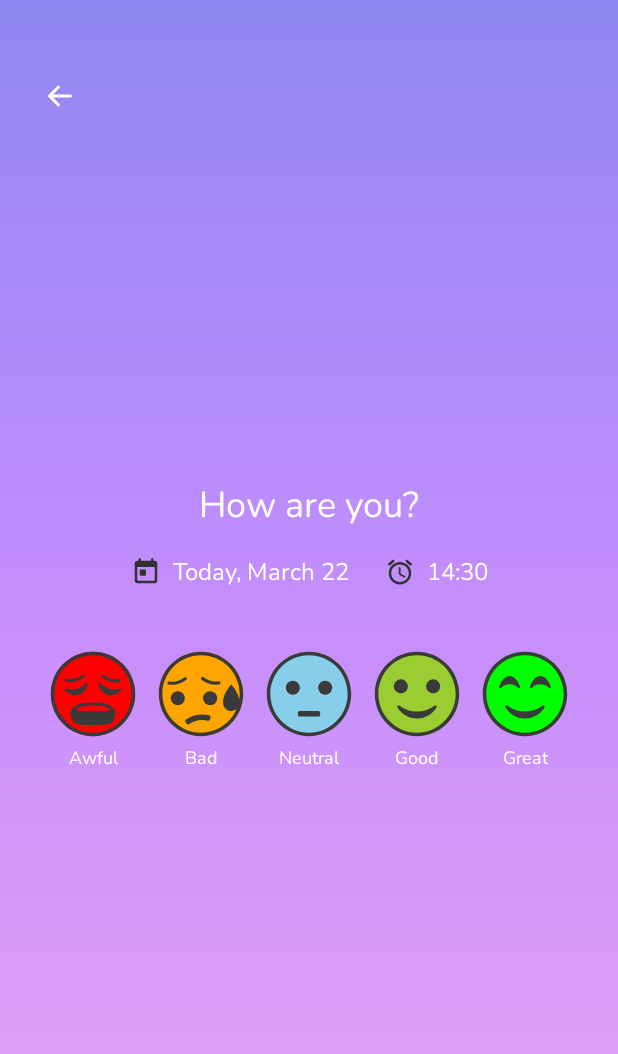
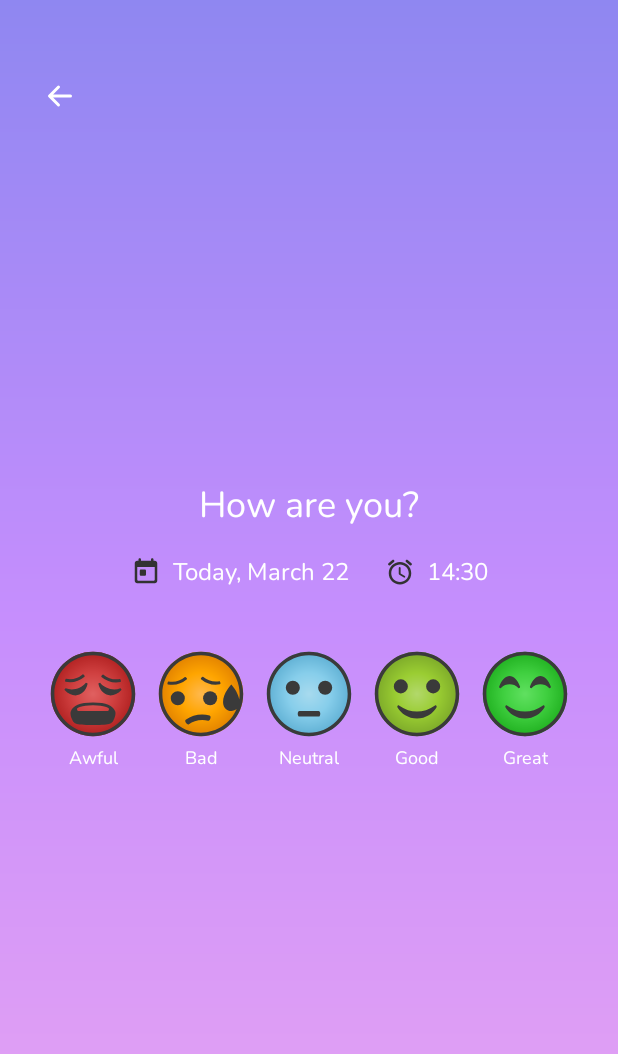
Before and after one commit to whoisridze/MoodTracker, an Android app: the LogMoodFragment screen opened through its navigation route, on a phone screen of 412 x 824 dp. Shown: the top 1054 px of the screen. Run offline under Robolectric (Android 15) with nearby library versions, the phone set to English and light mode, and no system bars; our stand-ins replace navigation-ui; 3 statements that could not run were skipped.

Commit message:
style(ui): improve mood icons with softer colors and radial gradients

```diff
--- a/app/src/main/res/drawable/ic_mood_awful.xml
+++ b/app/src/main/res/drawable/ic_mood_awful.xml
@@ -1,19 +1,30 @@
 <vector xmlns:android="http://schemas.android.com/apk/res/android"
     xmlns:tools="http://schemas.android.com/tools"
+    xmlns:aapt="http://schemas.android.com/aapt"
     android:width="40dp"
     android:height="40dp"
     android:viewportWidth="64"
     android:viewportHeight="64">
 
   <path
-      android:fillColor="#FF0000"
       android:pathData="
             M32,2
             C15.43,2 2,15.43 2,32
             s13.43,30 30,30
             30,-13.43 30,-30
             S48.57,2 32,2
-            Z" />
+            Z">
+    <aapt:attr name="android:fillColor">
+      <gradient
+          android:type="radial"
+          android:centerX="32"
+          android:centerY="32"
+          android:gradientRadius="30"
+          android:startColor="#E06060"
+          android:centerColor="#D04040"
+          android:endColor="#B02020" />
+    </aapt:attr>
+  </path>
 
   <path
       android:fillColor="#3a3a3a"
--- a/app/src/main/res/drawable/ic_mood_bad.xml
+++ b/app/src/main/res/drawable/ic_mood_bad.xml
@@ -1,18 +1,29 @@
 <vector xmlns:android="http://schemas.android.com/apk/res/android"
+    xmlns:aapt="http://schemas.android.com/aapt"
     android:width="40dp"
     android:height="40dp"
     android:viewportWidth="64"
     android:viewportHeight="64">
 
   <path
-      android:fillColor="#FFA500"
       android:pathData="
             M32,2
             C15.428,2 2,15.428 2,32
             C2,48.572 15.428,62 32,62
             C48.572,62 62,48.572 62,32
             C62,15.428 48.572,2 32,2
-            Z" />
+            Z">
+    <aapt:attr name="android:fillColor">
+      <gradient
+          android:type="radial"
+          android:centerX="32"
+          android:centerY="32"
+          android:gradientRadius="30"
+          android:startColor="#FFB84D"
+          android:centerColor="#FFA500"
+          android:endColor="#E08000" />
+    </aapt:attr>
+  </path>
 
   <path
       android:fillColor="#3a3a3a"
--- a/app/src/main/res/drawable/ic_mood_good.xml
+++ b/app/src/main/res/drawable/ic_mood_good.xml
@@ -1,16 +1,27 @@
 <vector xmlns:android="http://schemas.android.com/apk/res/android"
+    xmlns:aapt="http://schemas.android.com/aapt"
     android:width="32dp"
     android:height="32dp"
     android:viewportWidth="64"
     android:viewportHeight="64">
 
   <path
-      android:fillColor="#9ACD32"
       android:pathData="
             M32,2
             A30,30 0 1,1 31.999,62
             A30,30 0 1,1 32,2
-            Z" />
+            Z">
+    <aapt:attr name="android:fillColor">
+      <gradient
+          android:type="radial"
+          android:centerX="32"
+          android:centerY="32"
+          android:gradientRadius="30"
+          android:startColor="#B2D86B"
+          android:centerColor="#9ACD32"
+          android:endColor="#7BA829" />
+    </aapt:attr>
+  </path>
 
   <path
       android:fillColor="#3a3a3a"
--- a/app/src/main/res/drawable/ic_mood_great.xml
+++ b/app/src/main/res/drawable/ic_mood_great.xml
@@ -1,16 +1,27 @@
 <vector xmlns:android="http://schemas.android.com/apk/res/android"
+    xmlns:aapt="http://schemas.android.com/aapt"
     android:width="32dp"
     android:height="32dp"
     android:viewportWidth="64"
     android:viewportHeight="64">
 
   <path
-      android:fillColor="#00FF00"
       android:pathData="
             M32,2
             A30,30 0 1,1 31.999,62
             A30,30 0 1,1 32,2
-            Z" />
+            Z">
+    <aapt:attr name="android:fillColor">
+      <gradient
+          android:type="radial"
+          android:centerX="32"
+          android:centerY="32"
+          android:gradientRadius="30"
+          android:startColor="#60E060"
+          android:centerColor="#40D040"
+          android:endColor="#20B020" />
+    </aapt:attr>
+  </path>
 
   <path
       android:fillColor="#3a3a3a"
--- a/app/src/main/res/drawable/ic_mood_neutral.xml
+++ b/app/src/main/res/drawable/ic_mood_neutral.xml
@@ -1,16 +1,27 @@
 <vector xmlns:android="http://schemas.android.com/apk/res/android"
+    xmlns:aapt="http://schemas.android.com/aapt"
     android:width="32dp"
     android:height="32dp"
     android:viewportWidth="64"
     android:viewportHeight="64">
 
   <path
-      android:fillColor="#87CEEB"
       android:pathData="
             M32,2
             A30,30 0 1,1 31.999,62
             A30,30 0 1,1 32,2
-            Z" />
+            Z">
+    <aapt:attr name="android:fillColor">
+      <gradient
+          android:type="radial"
+          android:centerX="32"
+          android:centerY="32"
+          android:gradientRadius="30"
+          android:startColor="#A7DAEE"
+          android:centerColor="#87CEEB"
+          android:endColor="#5EAFD3" />
+    </aapt:attr>
+  </path>
 
   <path
       android:fillColor="#3a3a3a"
```
